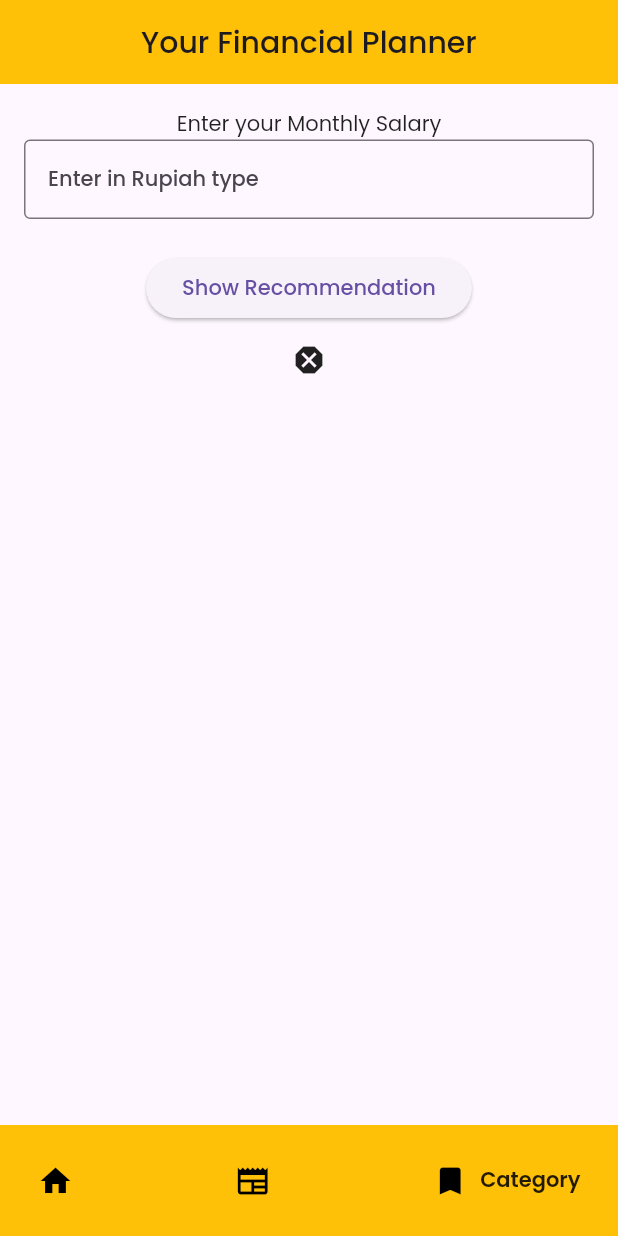
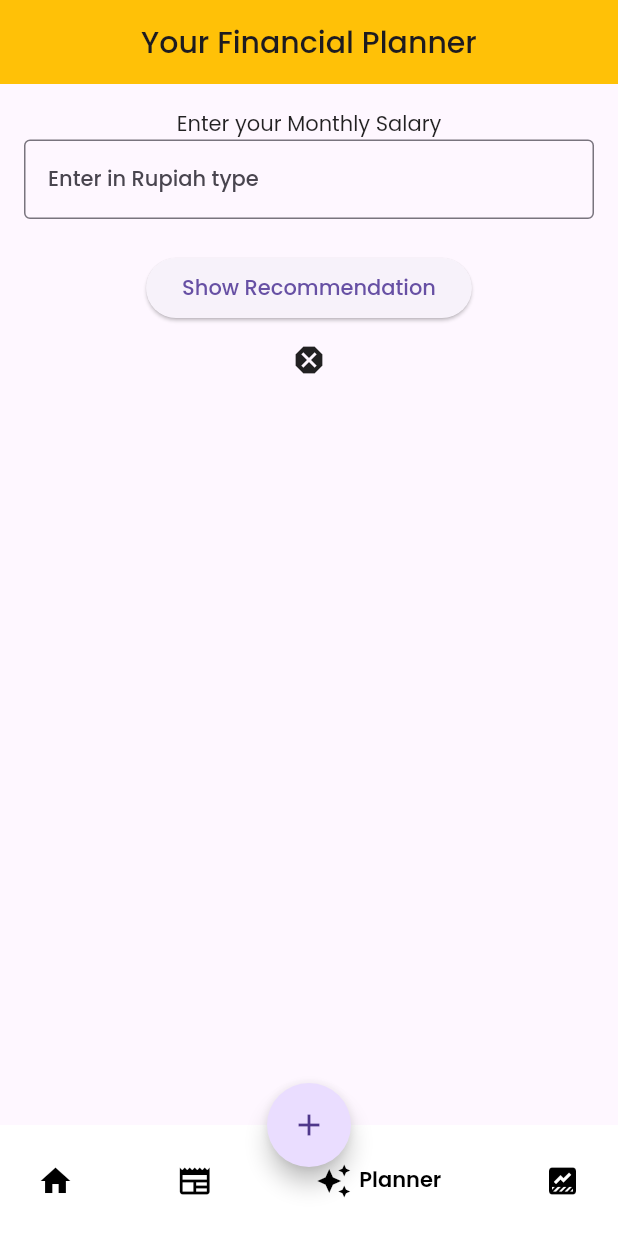
Before and after one commit to gallenalfonso/mini_project, a Flutter app: the screen it shows after launch, item 3 of the bottom bar chosen, on a phone screen of 412 x 824 dp. Run offline on Flutter 3.47's test engine with Material 2 defaults, Android fonts, the phone set to English and light mode, and no system bars; drawn by our look-alikes of google_nav_bar; our stand-ins replace dio, fancy_shimmer_image, fl_chart, google_fonts, hive, hive_flutter; missing offline and left inert: calendar_appbar; accounts and stored records are empty; network calls fail.

Commit message:
Edit bottom navigation routes

```diff
--- a/flutter_mini_project/lib/screens/bottom_navigation.dart
+++ b/flutter_mini_project/lib/screens/bottom_navigation.dart
@@ -1,5 +1,6 @@
 import 'package:flutter/material.dart';
 import 'package:flutter_mini_project/providers/bottom_navigation_provider.dart';
+import 'package:flutter_mini_project/screens/transaction_screen.dart';
 import 'package:google_nav_bar/google_nav_bar.dart';
 import 'package:provider/provider.dart';
 
@@ -22,12 +23,26 @@ class _BottomNavigationState extends State<MyBottomNavigation> {
           builder: (context, bottomProvider, _) {
         return bottomProvider.pages[bottomProvider.currentPageIndex];
       }),
+      floatingActionButton: FloatingActionButton(
+        onPressed: () {
+          Navigator.of(context).push(MaterialPageRoute(
+            builder: (context) => TransactionScreen(),
+          ));
+        },
+        child: Icon(Icons.add_sharp),
+        shape: RoundedRectangleBorder(
+          borderRadius:
+              BorderRadius.circular(30),
+        ),
+      ),
+      floatingActionButtonLocation:
+          FloatingActionButtonLocation.miniCenterDocked,
       bottomNavigationBar: GNav(
-        gap: 8,
-        backgroundColor: Colors.amber,
-        // color: Colors.white,
-        // activeColor: Colors.white,
-        // tabBackgroundColor: Colors.black,
+        gap: 5,
+        backgroundColor: Colors.white,
+        color: Colors.black,
+        activeColor: Colors.black,
+        tabBackgroundColor: Colors.white,
         onTabChange: (value) {
           bottomNavigationProvider.changePages(value);
         },
@@ -41,8 +56,12 @@ class _BottomNavigationState extends State<MyBottomNavigation> {
             text: 'News',
           ),
           GButton(
-            icon: Icons.bookmark,
-            text: 'Category',
+            icon: Icons.auto_awesome,
+            text: 'Planner',
+          ),
+          GButton(
+            icon: Icons.data_thresholding,
+            text: 'Charts',
           ),
         ],
       ),
```
